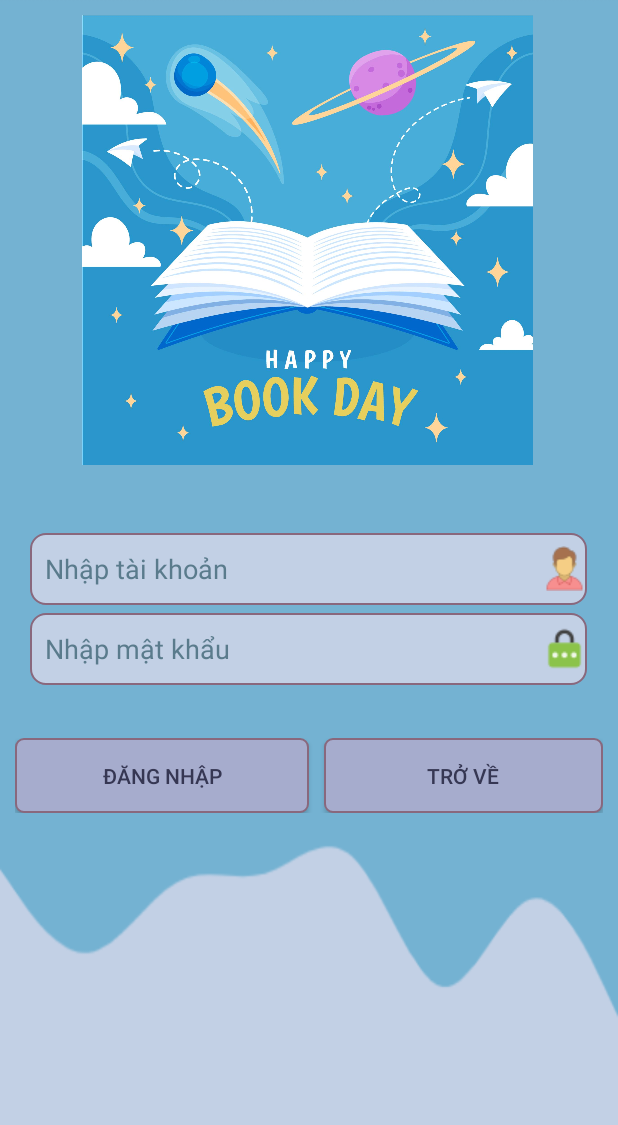
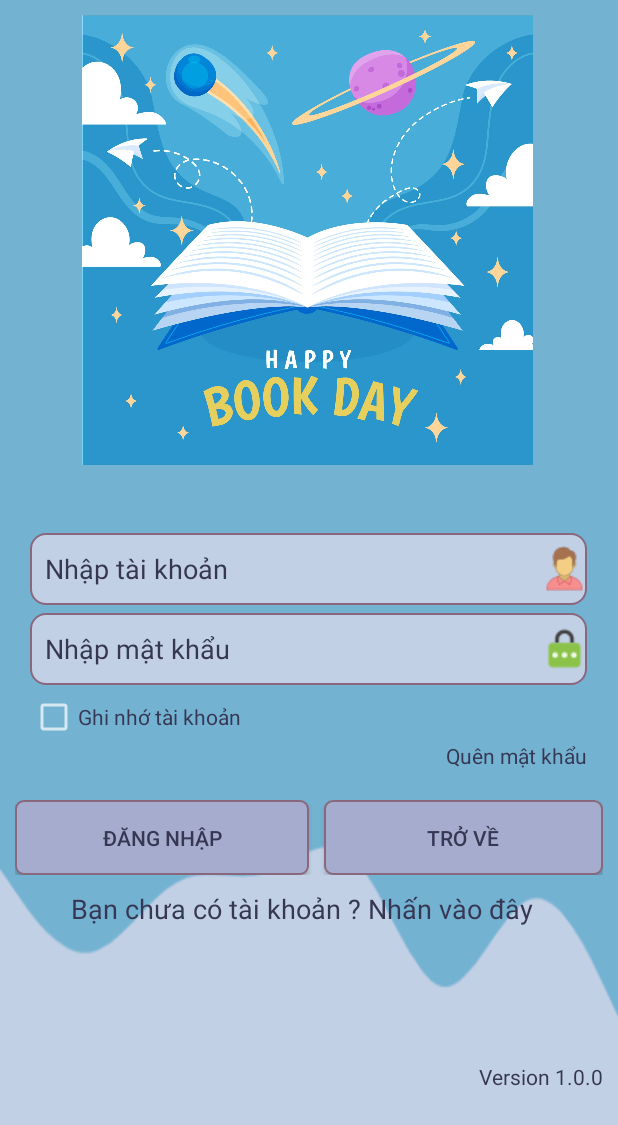
Before and after one commit to nguyenquangtung004/BookMarketFPHN, an Android app: the layout activity_dang_nhap.xml on its own in the app's theme, with its tools: preview values and no code run, on a phone screen of 412 x 824 dp. Shown: the top 1125 px of the screen. Run offline under Robolectric (Android 15) with nearby library versions, the phone set to English and light mode, and no system bars.

Commit message:
Ngày 5/3/2024 lúc 3h13p đã hoàn thiện xong giao diện đăng nhập

```diff
--- a/app/src/main/AndroidManifest.xml
+++ b/app/src/main/AndroidManifest.xml
@@ -13,6 +13,9 @@
         android:theme="@style/Theme.Book_Market"
         tools:targetApi="31">
         <activity
+            android:name=".DangKi"
+            android:exported="false" />
+        <activity
             android:name=".MainActivity"
             android:exported="true" />
         <activity
--- /dev/null
+++ b/app/src/main/java/DuAn1_FPLHN/Nhom2/Book_Market/DangKi.java
@@ -0,0 +1,14 @@
+package DuAn1_FPLHN.Nhom2.Book_Market;
+
+import androidx.appcompat.app.AppCompatActivity;
+
+import android.os.Bundle;
+
+public class DangKi extends AppCompatActivity {
+
+    @Override
+    protected void onCreate(Bundle savedInstanceState) {
+        super.onCreate(savedInstanceState);
+        setContentView(R.layout.activity_dang_ki);
+    }
+}
--- /dev/null
+++ b/app/src/main/res/layout/activity_dang_ki.xml
@@ -0,0 +1,9 @@
+<?xml version="1.0" encoding="utf-8"?>
+<androidx.constraintlayout.widget.ConstraintLayout xmlns:android="http://schemas.android.com/apk/res/android"
+    xmlns:app="http://schemas.android.com/apk/res-auto"
+    xmlns:tools="http://schemas.android.com/tools"
+    android:layout_width="match_parent"
+    android:layout_height="match_parent"
+    tools:context=".DangKi">
+
+</androidx.constraintlayout.widget.ConstraintLayout>
--- a/app/src/main/res/layout/activity_dang_nhap.xml
+++ b/app/src/main/res/layout/activity_dang_nhap.xml
@@ -48,7 +48,7 @@
             android:layout_alignParentTop="true"
             android:background="@drawable/edit_dn_bg"
             android:hint="Nhập tài khoản"
-            android:textColorHint="#5A7B8C"
+            android:textColorHint="@color/colortextChu"
             android:paddingLeft="10dp"
             android:drawableRight="@drawable/account"
 
@@ -61,12 +61,30 @@
             android:layout_marginTop="5dp"
             android:layout_marginLeft="10dp"
             android:layout_marginRight="10dp"
-            android:layout_marginBottom="15dp"
+            android:layout_marginBottom="5dp"
             android:background="@drawable/edit_dn_bg"
             android:layout_below="@+id/edt_dn_us"
-            android:textColorHint="#5A7B8C"
+            android:textColorHint="@color/colortextChu"
             android:paddingLeft="10dp"
             android:drawableEnd="@drawable/password"
+            />
+        <CheckBox
+            android:id="@+id/chk_remember"
+            android:layout_width="wrap_content"
+            android:layout_height="wrap_content"
+            android:layout_below="@id/edt_dn_ps"
+            android:text="Ghi nhớ tài khoản"
+            android:layout_alignStart="@+id/edt_dn_ps"
+            android:textColor="@color/colortextChu"
+            />
+        <TextView
+            android:id="@+id/tv_forgotpass"
+            android:layout_width="wrap_content"
+            android:layout_height="wrap_content"
+            android:text="@string/quen_mk"
+            android:textColor="@color/colortextChu"
+            android:layout_below="@+id/chk_remember"
+            android:layout_alignEnd="@+id/edt_dn_ps"
             />
     </RelativeLayout>
     <LinearLayout
@@ -83,7 +101,7 @@
             android:layout_weight="1"
             android:text="Đăng Nhập"
             android:background="@drawable/btn_dn_bg"
-            android:textColor="@color/deep_koamaru"
+            android:textColor="@color/colortextChu"
             />
         <Button
             android:id="@+id/btn_tv_dangnhap"
@@ -93,7 +111,27 @@
             android:layout_marginLeft="10dp"
             android:text="Trở Về"
             android:background="@drawable/btn_dn_bg"
-            android:textColor="@color/deep_koamaru"
+            android:textColor="@color/colortextChu"
             />
     </LinearLayout>
+    <TextView
+        android:id="@+id/tv_signup"
+        android:layout_width="wrap_content"
+        android:layout_height="wrap_content"
+        android:text="Bạn chưa có tài khoản ? Nhấn vào đây  "
+        android:textColor="@color/colortextChu"
+        android:textSize="18dp"
+        android:layout_gravity="center"
+        android:layout_marginTop="10dp"
+        />
+
+    <TextView
+        android:layout_width="wrap_content"
+        android:layout_height="wrap_content"
+        android:text="Version 1.0.0"
+        android:textColor="@color/colortextChu"
+        android:layout_gravity="end"
+        android:layout_marginTop="90dp"
+        android:layout_marginRight="10dp"
+        />
 </LinearLayout>
--- a/app/src/main/res/values/colors.xml
+++ b/app/src/main/res/values/colors.xml
@@ -8,7 +8,7 @@
     <color name="anakiwa">#8CC4DF</color>
     <color name="honeysuckle">#E2FF65</color>
 <!--    mã màu 2 : Mã này nhìn đẹp-->
-    <color name="deep_koamaru">#363753</color>
+    <color name="colortextChu">#363753</color>
     <color name="ethereal_blue">#DFE3EE</color>
     <color name="mostly_white">#FEFEFE</color>
     <color name="natural_blue">#5CD2C6</color>
--- a/app/src/main/res/values/strings.xml
+++ b/app/src/main/res/values/strings.xml
@@ -1,3 +1,4 @@
 <resources>
     <string name="app_name">Book_Market</string>
+    <string name="quen_mk">Quên mật khẩu</string>
 </resources>
```
